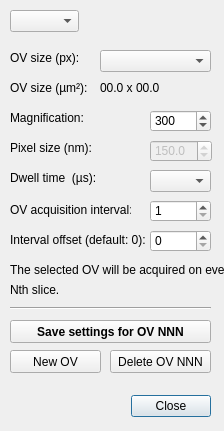
Above: gui/overview_settings_dlg.ui from SBEMimage/SBEMimage before the change. Below: the same form after it.
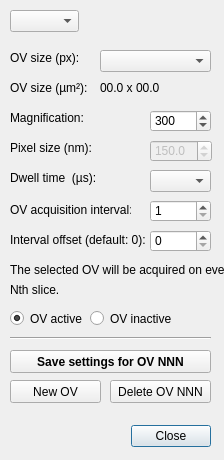
That is the form after the change.

Commit message:
Add option to set grids and overviews to 'active' or 'inactive'
This feature was already incorporated in grid_manager, but not implemented yet in the acquisition loop and the GUI.

What changed in the file:
```diff
--- a/gui/overview_settings_dlg.ui
+++ b/gui/overview_settings_dlg.ui
@@ -10,7 +10,7 @@
     <x>0</x>
     <y>0</y>
     <width>224</width>
-    <height>431</height>
+    <height>460</height>
    </rect>
   </property>
   <property name="windowTitle">
@@ -20,7 +20,7 @@
    <property name="geometry">
     <rect>
      <x>30</x>
-     <y>390</y>
+     <y>420</y>
      <width>181</width>
      <height>32</height>
     </rect>
@@ -188,7 +188,7 @@
    <property name="geometry">
     <rect>
      <x>10</x>
-     <y>300</y>
+     <y>330</y>
      <width>201</width>
      <height>16</height>
     </rect>
@@ -227,7 +227,7 @@
    <property name="geometry">
     <rect>
      <x>10</x>
-     <y>350</y>
+     <y>380</y>
      <width>91</width>
      <height>23</height>
     </rect>
@@ -240,7 +240,7 @@
    <property name="geometry">
     <rect>
      <x>10</x>
-     <y>320</y>
+     <y>350</y>
      <width>201</width>
      <height>23</height>
     </rect>
@@ -259,7 +259,7 @@
    <property name="geometry">
     <rect>
      <x>110</x>
-     <y>350</y>
+     <y>380</y>
      <width>101</width>
      <height>23</height>
     </rect>
@@ -338,6 +338,35 @@
     <double>150.000000000000000</double>
    </property>
   </widget>
+  <widget class="QRadioButton" name="radioButton_inactive">
+   <property name="geometry">
+    <rect>
+     <x>90</x>
+     <y>310</y>
+     <width>82</width>
+     <height>17</height>
+    </rect>
+   </property>
+   <property name="text">
+    <string>OV inactive</string>
+   </property>
+  </widget>
+  <widget class="QRadioButton" name="radioButton_active">
+   <property name="geometry">
+    <rect>
+     <x>10</x>
+     <y>310</y>
+     <width>82</width>
+     <height>17</height>
+    </rect>
+   </property>
+   <property name="text">
+    <string>OV active</string>
+   </property>
+   <property name="checked">
+    <bool>true</bool>
+   </property>
+  </widget>
  </widget>
  <tabstops>
   <tabstop>comboBox_OVSelector</tabstop>
```
The commit also changes 4 other files.
